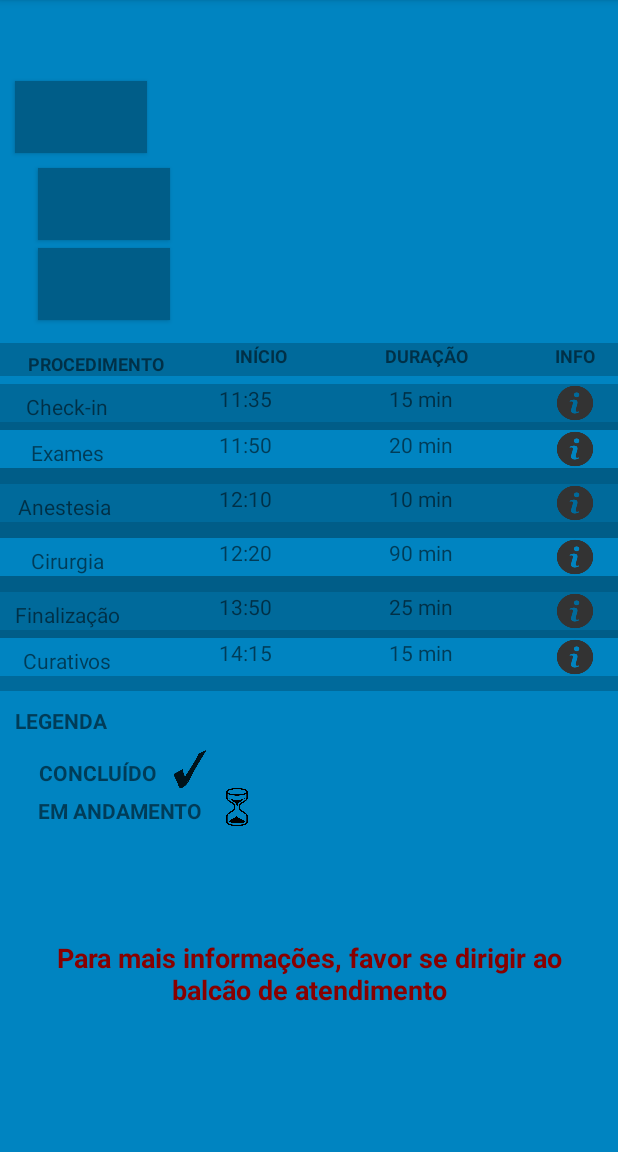
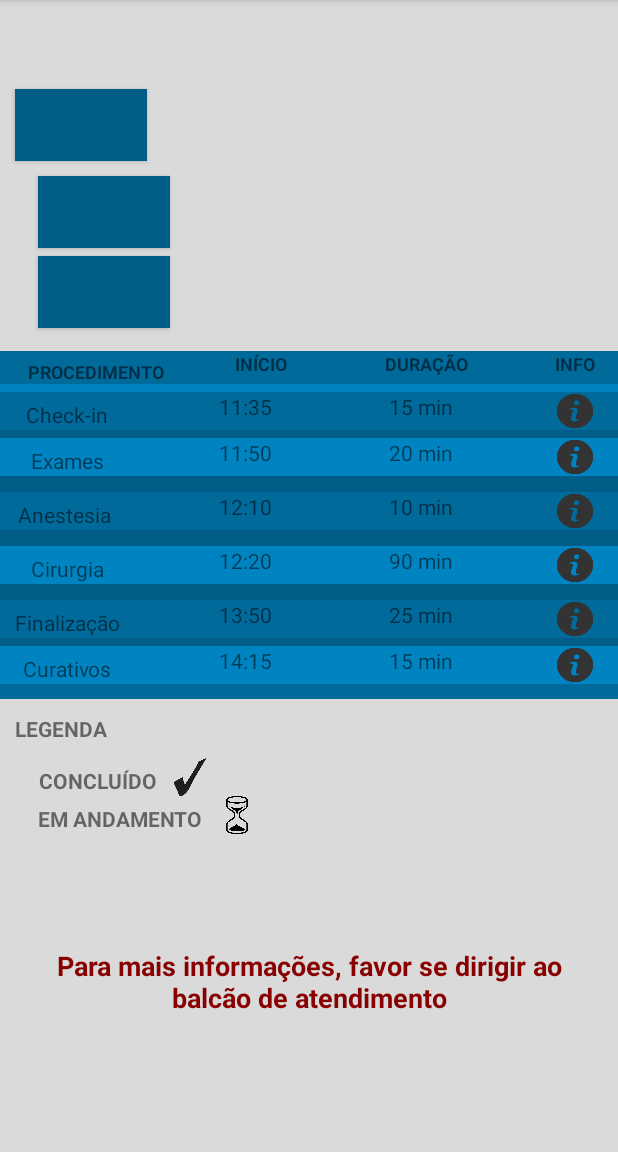
Before and after one commit to LucasMatBorges/FamilyLounge, an Android app: the fragment GalleryFragment placed in its activity, in the side drawer, after a tap on "Detalhes", on a phone screen of 412 x 824 dp, the part 84-1236 px from its top. Run offline under Robolectric (Android 15) with nearby library versions, the phone set to English and light mode, and no system bars; libraries missing offline, so code that uses them is left out: com.firebase.client; 17 statements that could not run were skipped.

Commit message:
Versao Dezembro

```diff
--- a/app/src/main/java/lucasmatborges/familylounge/DetalheFragment.java
+++ b/app/src/main/java/lucasmatborges/familylounge/DetalheFragment.java
@@ -70,7 +70,6 @@ public class DetalheFragment extends Fragment {
 
                 BtnSala.setText(procedimento);
                 BtnMedico.setText("Procedimento: " + detalhe);
-
             }
 
 
--- a/app/src/main/java/lucasmatborges/familylounge/GalleryFragment.java
+++ b/app/src/main/java/lucasmatborges/familylounge/GalleryFragment.java
@@ -11,6 +11,7 @@ import android.widget.Button;
 import android.widget.ImageButton;
 import android.widget.ImageView;
 import android.widget.TableRow;
+import android.widget.TextView;
 
 import com.firebase.client.DataSnapshot;
 import com.firebase.client.Firebase;
@@ -56,6 +57,22 @@ public class GalleryFragment extends Fragment {
         final ImageView ImgFinalizacao = (ImageView) galleryView.findViewById(R.id.imageViewFinalizacao);
         final ImageView ImgCurativos = (ImageView) galleryView.findViewById(R.id.imageViewCurativos);
 
+        // TEXT VIEW INICIO PROCEDIMENTO
+        final TextView TextCheckInic= (TextView) galleryView.findViewById(R.id.textCheckInicio);
+        final TextView TextExamesInic = (TextView) galleryView.findViewById(R.id.textExamesInicio);
+        final TextView TextAnestesiaInic = (TextView) galleryView.findViewById(R.id.textAnestesiaInicio);
+        final TextView TextCirurgiaInic = (TextView) galleryView.findViewById(R.id.textCirurgiaInicio);
+        final TextView TextFinalizacaoInic = (TextView) galleryView.findViewById(R.id.textFinalizacaoInicio);
+        final TextView TextCurativosInic = (TextView) galleryView.findViewById(R.id.textCurativosInicio);
+
+        // TEXT VIEW DURACACAO PROCEDIMENTO
+        final TextView TextCheckDur = (TextView) galleryView.findViewById(R.id.textCheckDuracao);
+        final TextView TextExamesDur = (TextView) galleryView.findViewById(R.id.textExamesDuracao);
+        final TextView TextAnestesiaDur = (TextView) galleryView.findViewById(R.id.textAnestesiaDuracao);
+        final TextView TextCirurgiaDur = (TextView) galleryView.findViewById(R.id.textCirurgiaDuracao);
+        final TextView TextFinalizacaoDur = (TextView) galleryView.findViewById(R.id.textFinalizacaoDuracao);
+        final TextView TextCurativosDur = (TextView) galleryView.findViewById(R.id.textCurativosDuracao);
+
 
         final Button BtnSala = (Button) galleryView.findViewById(R.id.buttonSala);
         final Button BtnMedico = (Button) galleryView.findViewById(R.id.buttonMedico);
@@ -83,6 +100,36 @@ public class GalleryFragment extends Fragment {
                 String sala = mapa.get("sala");
                 String medico = mapa.get("medico");
                 String status = mapa.get("status");
+
+                String anestesia = mapa.get("anestesia");
+                String[] arrayanestesia = anestesia.split(",");
+                TextAnestesiaInic.setText(arrayanestesia[0]);
+                TextAnestesiaDur.setText(arrayanestesia[1]);
+
+                String check = mapa.get("check");
+                String[] arraycheck = check.split(",");
+                TextCheckInic.setText(arraycheck[0]);
+                TextCheckDur.setText(arraycheck[1]);
+
+                String cirurgia2 = mapa.get("cirurgia");
+                String[] arraycirurgia = cirurgia2.split(",");
+                TextCirurgiaInic.setText(arraycirurgia[0]);
+                TextCirurgiaDur.setText(arraycirurgia[1]);
+
+                String exames = mapa.get("exames");
+                String[] arrayexames = exames.split(",");
+                TextExamesInic.setText(arrayexames[0]);
+                TextExamesDur.setText(arrayexames[1]);
+
+                String finalizacao = mapa.get("finalizacao");
+                String[] arrayfinalizacao = finalizacao.split(",");
+                TextFinalizacaoInic.setText(arrayfinalizacao[0]);
+                TextFinalizacaoDur.setText(arrayfinalizacao[1]);
+
+                String curativos = mapa.get("curativos");
+                String[] arraycurativos = curativos.split(",");
+                TextCurativosInic.setText(arraycurativos[0]);
+                TextCurativosDur.setText(arraycurativos[1]);
 
                 if (status.equals("check")){
                     RowCheck.setBackgroundColor(getContext().getResources().getColor(R.color.colorOrange));
--- a/app/src/main/java/lucasmatborges/familylounge/LoginScreen.java
+++ b/app/src/main/java/lucasmatborges/familylounge/LoginScreen.java
@@ -243,7 +243,6 @@ public void verificar (){
         textoverifica.setText("false");
         openGameMulti.putExtra("POINTS_IDENTIFIER", prontuario);
         startActivity(openGameMulti);
-        Toast.makeText(this, verifica, Toast.LENGTH_SHORT).show();
         System.out.println("true: " + verifica);}
     else {
         Toast.makeText(this, "Não achamos esse prontuário", Toast.LENGTH_SHORT).show();
--- a/app/src/main/java/lucasmatborges/familylounge/MainActivity.java
+++ b/app/src/main/java/lucasmatborges/familylounge/MainActivity.java
@@ -20,6 +20,7 @@ import android.content.Intent;
 import android.content.SharedPreferences;
 import android.preference.Preference;
 import android.preference.PreferenceManager;
+import android.widget.ProgressBar;
 import android.widget.TextView;
 import android.widget.Toast;
 
@@ -103,6 +104,8 @@ public class MainActivity extends AppCompatActivity
                 TextView text2 = (TextView) header.findViewById(R.id.email);
                 text.setText(paciente);
                 text2.setText(send);
+                ProgressBar barProgess1 = (ProgressBar) header.findViewById(R.id.progressBar);
+
             }
 
             @Override
@@ -226,7 +229,7 @@ public class MainActivity extends AppCompatActivity
 
         } else if (id == R.id.nav_manage) {
             //Set the fragment initially
-            MainFragment fragment = new MainFragment();
+            DetalheFragment fragment = new DetalheFragment();
             final String send = getIntent().getStringExtra("POINTS_IDENTIFIER");
             Bundle bundle = new Bundle();
             bundle.putString("my_key", send);
--- a/app/src/main/res/layout/activity_info.xml
+++ b/app/src/main/res/layout/activity_info.xml
@@ -4,7 +4,8 @@
     xmlns:tools="http://schemas.android.com/tools"
     android:layout_width="match_parent"
     android:layout_height="match_parent"
-    tools:context="lucasmatborges.familylounge.InfoActivity">
+    tools:context="lucasmatborges.familylounge.InfoActivity"
+    android:background="#FFDADADA">
 
     <ScrollView
         android:layout_width="match_parent"
@@ -16,7 +17,8 @@
         <LinearLayout
             android:layout_width="match_parent"
             android:layout_height="match_parent"
-            android:orientation="vertical">
+            android:orientation="vertical"
+            android:background="#FFDADADA">
 
             <TextView
                 android:text="O FAMILY LOUNGE App foi criado com a missão de otimizar o tempo durante a espera dos acompanhantes de pacientes em cirurgia no hospital Albert Einsten. Com uma inteface simples e informações diretas, o aplicativo proporciona o acompanhamento da cirurgia em tempo real, com possibilidade de acessar mais informaçoes sobre cada procedimento."
--- a/app/src/main/res/layout/fragment_gallery.xml
+++ b/app/src/main/res/layout/fragment_gallery.xml
@@ -7,21 +7,21 @@
     <ScrollView
         android:layout_width="match_parent"
         android:layout_height="match_parent"
-        android:background="#0084c1"
         android:layout_alignParentBottom="true"
         android:layout_centerHorizontal="true"
-        android:layout_marginTop="50dp">
+        android:layout_marginTop="55dp"
+        android:background="#FFDADADA">
 
         <LinearLayout
             android:layout_width="match_parent"
             android:layout_height="wrap_content"
             android:id="@+id/relativeLayout2"
-            android:background="#0084c1"
             android:orientation="vertical"
             android:layout_alignParentStart="true"
             android:layout_alignParentTop="true"
             android:layout_alignParentBottom="true"
-            android:layout_marginTop="50dp">
+            android:layout_marginTop="50dp"
+            android:background="#FFDADADA">
 
             <Button
                 android:layout_width="wrap_content"
@@ -174,7 +174,8 @@
                             app:srcCompat="@android:color/transparent"
                             android:id="@+id/imageViewCheck"
                             android:layout_width="25dp"
-                            android:layout_height="25dp" />
+                            android:layout_height="25dp"
+                            android:layout_gravity="center" />
                     </LinearLayout>
 
                     <TextView
@@ -237,7 +238,8 @@
                             app:srcCompat="@android:color/transparent"
                             android:id="@+id/imageViewExames"
                             android:layout_width="25dp"
-                            android:layout_height="25dp" />
+                            android:layout_height="25dp"
+                            android:layout_gravity="center" />
                     </LinearLayout>
 
                     <TextView
@@ -254,7 +256,7 @@
                         android:layout_height="wrap_content"
                         android:textAppearance="?android:attr/textAppearanceSmall"
                         android:text="20 min"
-                        android:id="@+id/textView10"
+                        android:id="@+id/textExamesDuracao"
                         android:layout_weight="1"
                         android:layout_marginRight="15dp"
                         android:gravity="center" />
@@ -290,15 +292,16 @@
                         android:text="Anestesia "
                         android:id="@+id/textAnestesiaProced"
                         android:layout_weight="1"
-                        android:gravity="center"
                         android:layout_marginTop="5dp"
-                        android:layout_marginLeft="10dp" />
+                        android:layout_marginLeft="10dp"
+                        android:gravity="center" />
 
                         <ImageView
                             app:srcCompat="@android:color/transparent"
                             android:id="@+id/imageViewAnestesia"
                             android:layout_width="25dp"
-                            android:layout_height="25dp" />
+                            android:layout_height="25dp"
+                            android:layout_gravity="center" />
 
                     </LinearLayout>
 
@@ -361,7 +364,8 @@
                             app:srcCompat="@android:color/transparent"
                             android:id="@+id/imageViewCirurgia"
                             android:layout_width="25dp"
-                            android:layout_height="25dp" />
+                            android:layout_height="25dp"
+                            android:layout_gravity="center" />
 
                     </LinearLayout>
 
@@ -423,7 +427,8 @@
                             app:srcCompat="@android:color/transparent"
                             android:id="@+id/imageViewFinalizacao"
                             android:layout_width="25dp"
-                            android:layout_height="25dp" />
+                            android:layout_height="25dp"
+                            android:layout_gravity="center" />
 
                     </LinearLayout>
 
@@ -484,7 +489,8 @@
                             app:srcCompat="@android:color/transparent"
                             android:id="@+id/imageViewCurativos"
                             android:layout_width="25dp"
-                            android:layout_height="25dp" />
+                            android:layout_height="25dp"
+                            android:layout_gravity="center" />
 
                     </LinearLayout>
 
--- a/app/src/main/res/layout/fragment_info.xml
+++ b/app/src/main/res/layout/fragment_info.xml
@@ -10,7 +10,8 @@
         android:layout_width="match_parent"
         android:layout_height="match_parent"
         android:layout_centerHorizontal="true"
-        android:layout_marginTop="225dp">
+        android:layout_marginTop="225dp"
+        android:background="#FFDADADA">
 
         <LinearLayout
             android:layout_width="match_parent"
@@ -28,7 +29,7 @@
                 android:textSize="18sp"
                 android:layout_marginLeft="20dp"
                 android:layout_marginRight="20dp"
-                android:layout_marginTop="15dp" />
+                android:layout_marginTop="25dp" />
 
         </LinearLayout>
     </ScrollView>
@@ -53,7 +54,7 @@
             android:layout_width="wrap_content"
             android:layout_height="wrap_content"
             android:textAppearance="?android:attr/textAppearanceMedium"
-            android:text="Atualização: 10/15"
+            android:text="Atualização: 12/16"
             android:id="@+id/textView8"
             android:layout_below="@+id/textView7"
             android:layout_centerHorizontal="true"
--- a/app/src/main/res/layout/fragment_main.xml
+++ b/app/src/main/res/layout/fragment_main.xml
@@ -7,14 +7,14 @@
         android:layout_width="match_parent"
         android:layout_height="match_parent"
         android:layout_centerHorizontal="true"
-        android:background="#0084c1"
-        android:layout_marginTop="50dp">
+        android:layout_marginTop="55dp"
+        android:background="#FFDADADA">
     <RelativeLayout
         android:layout_width="match_parent"
         android:layout_height="fill_parent"
-        android:background="#0084c1"
         android:layout_alignParentBottom="true"
-        android:layout_alignParentStart="true">
+        android:layout_alignParentStart="true"
+        android:background="#FFDADADA">
 
         <TextView
             android:layout_width="1dp"
--- a/app/src/main/res/layout/login_screen.xml
+++ b/app/src/main/res/layout/login_screen.xml
@@ -90,4 +90,13 @@
         android:layout_centerHorizontal="true"
         android:layout_marginTop="25dp" />
 
+    <ProgressBar
+        style="?android:attr/progressBarStyleLarge"
+        android:id="@+id/progressBar"
+        android:layout_width="wrap_content"
+        android:layout_height="wrap_content"
+        android:layout_below="@+id/textView4"
+        android:layout_centerHorizontal="true"
+        android:layout_marginTop="30dp" />
+
 </RelativeLayout>
```
